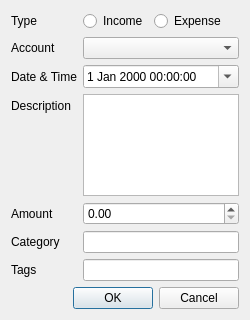
Above: src/views/ui_files/dialogs/cash_transaction_dialog.ui from JakubFranek/Kapytal before the change. Below: the same form after it.
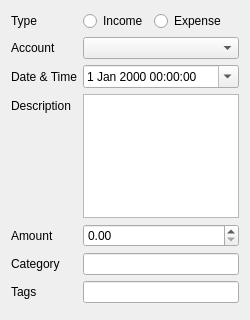
That is the form after the change.

The edit to the form file:
```diff
--- a/src/views/ui_files/dialogs/cash_transaction_dialog.ui
+++ b/src/views/ui_files/dialogs/cash_transaction_dialog.ui
@@ -160,7 +160,7 @@
    <item>
     <widget class="QDialogButtonBox" name="buttonBox">
      <property name="standardButtons">
-      <set>QDialogButtonBox::Cancel|QDialogButtonBox::Ok</set>
+      <set>QDialogButtonBox::NoButton</set>
      </property>
     </widget>
    </item>
```
